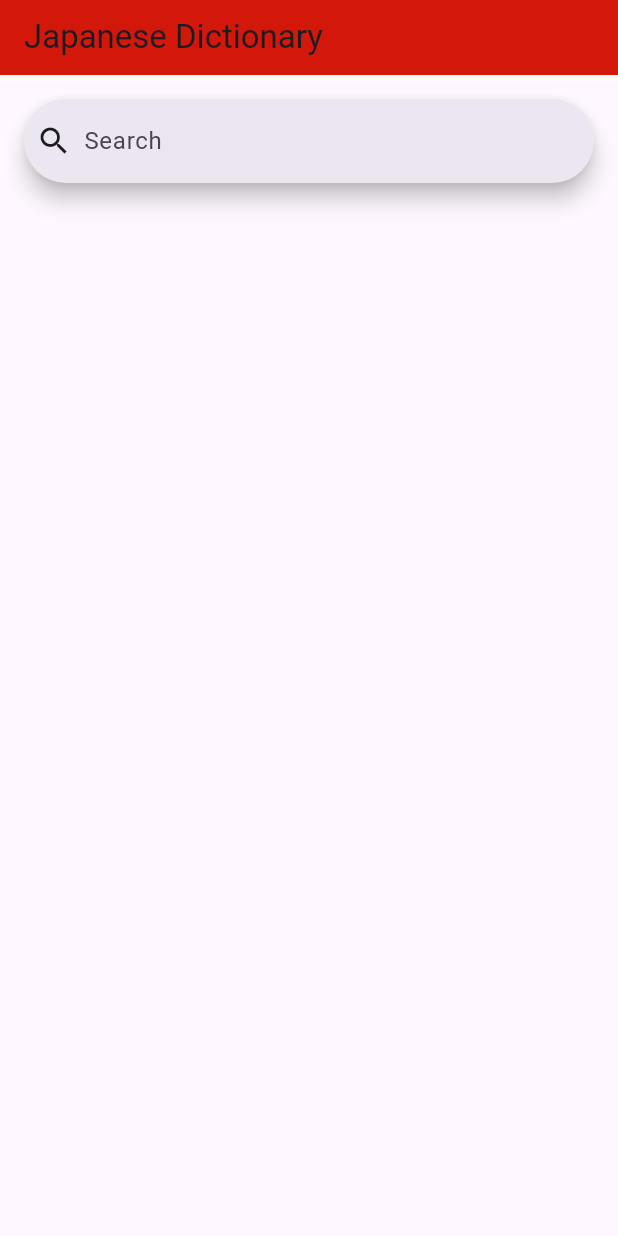
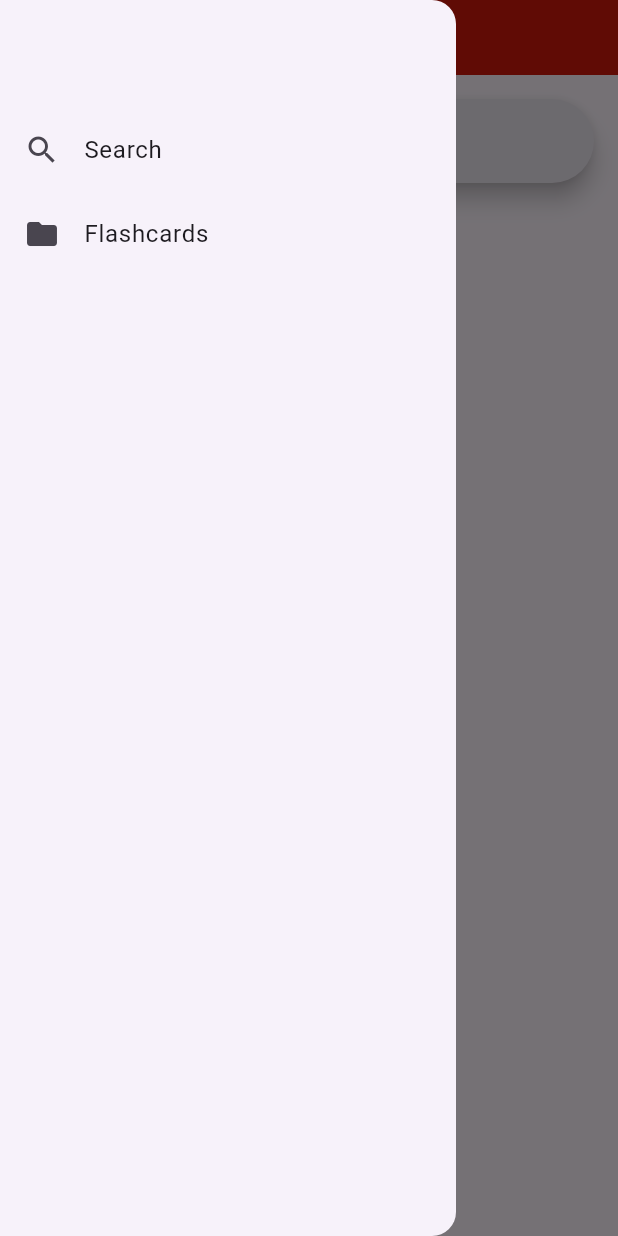
Before and after one commit to ChrisAldous/JapaneseDictApp, a Flutter app: the screen it shows after launch, with the side drawer open (before the commit the screen has no drawer), on a phone screen of 412 x 824 dp. Run offline on Flutter 3.47's test engine with Material 3 defaults, Android fonts, the phone set to English and light mode, and no system bars; our stand-ins replace drift; missing offline and left inert: kana_kit; accounts and stored records are empty; generated files the repository leaves out were written again.

Commit message:
changed the custom_drawer widget to have menu items lowered to make it easier to read/navigate.

```diff
--- a/lib/screens/search_screen.dart
+++ b/lib/screens/search_screen.dart
@@ -5,6 +5,7 @@ import 'package:http/http.dart' as http;
 import 'package:japanese_dict/data/db_helper.dart';
 import 'package:japanese_dict/data/definitions.dart';
 import 'package:japanese_dict/data/dictionary_service.dart';
+import 'package:japanese_dict/screens/widgets/custom_drawer.dart';
 import 'package:japanese_dict/screens/word_definition_screen.dart';
 
 class SearchScreen extends StatefulWidget {
@@ -37,6 +38,10 @@ class _SearchScreenState extends State<SearchScreen> {
           title: Text('Japanese Dictionary'),
         ),
       ),
+      // appBar: AppBar(
+      //     backgroundColor: const Color.fromARGB(255, 210, 24, 11),
+      //     title: Text('Japanese Dictionary')),
+      drawer: CustomDrawer(),
       body: Column(
         children: [
           Padding(
--- /dev/null
+++ b/lib/screens/widgets/custom_drawer.dart
@@ -0,0 +1,44 @@
+import 'package:flutter/material.dart';
+import 'package:japanese_dict/screens/search_screen.dart';
+import 'package:japanese_dict/screens/folders_screen.dart';
+
+class CustomDrawer extends StatelessWidget {
+  const CustomDrawer({super.key});
+
+  @override
+  Widget build(BuildContext context) {
+    return Drawer(
+      child: Padding(
+        padding: const EdgeInsets.only(top: 72.0),
+        child: Column(
+          children: [
+            ListTile(
+              leading: Icon(Icons.search),
+              title: Text("Search"),
+              onTap: () {
+                Navigator.pop(context);
+                Navigator.of(context).push(
+                  MaterialPageRoute(
+                    builder: (BuildContext context) => SearchScreen(),
+                  ),
+                );
+              },
+            ),
+            ListTile(
+              leading: Icon(Icons.folder),
+              title: Text("Flashcards"),
+              onTap: () {
+                Navigator.pop(context);
+                Navigator.of(context).push(
+                  MaterialPageRoute(
+                    builder: (BuildContext context) => FoldersScreen(),
+                  ),
+                );
+              },
+            ),
+          ],
+        ),
+      ),
+    );
+  }
+}
```
Also changed, not shown: lib/data/daos/folders_dao.dart (+34 -0 lines), lib/screens/folders_screen.dart (added, +72 -0 lines).
